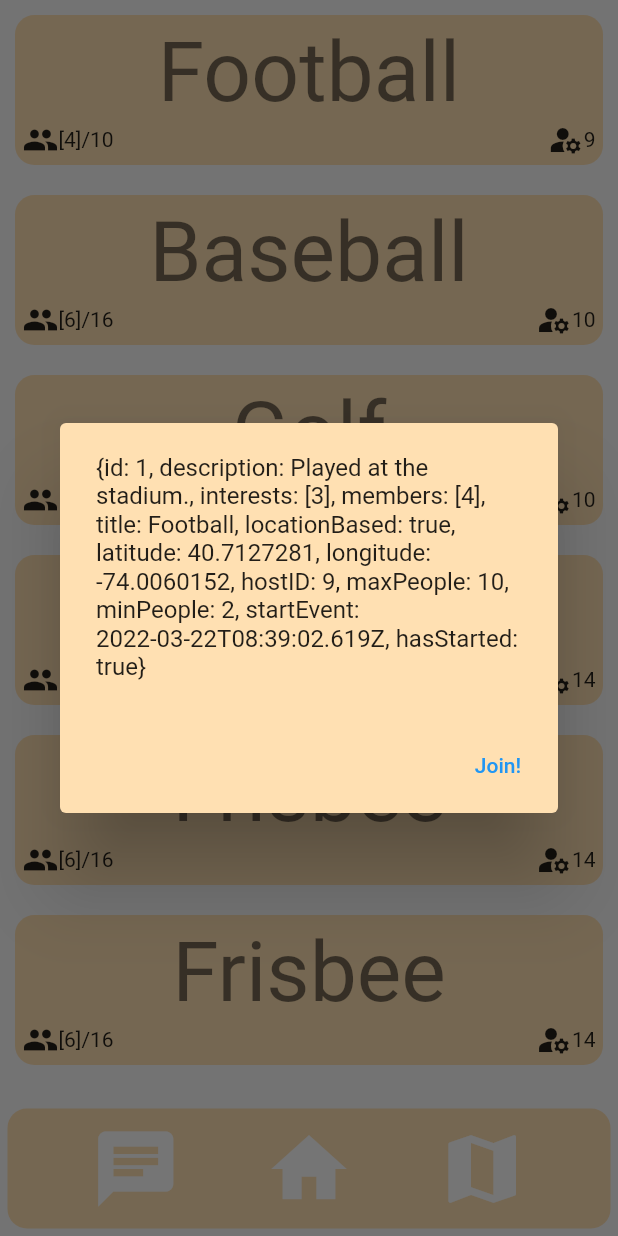
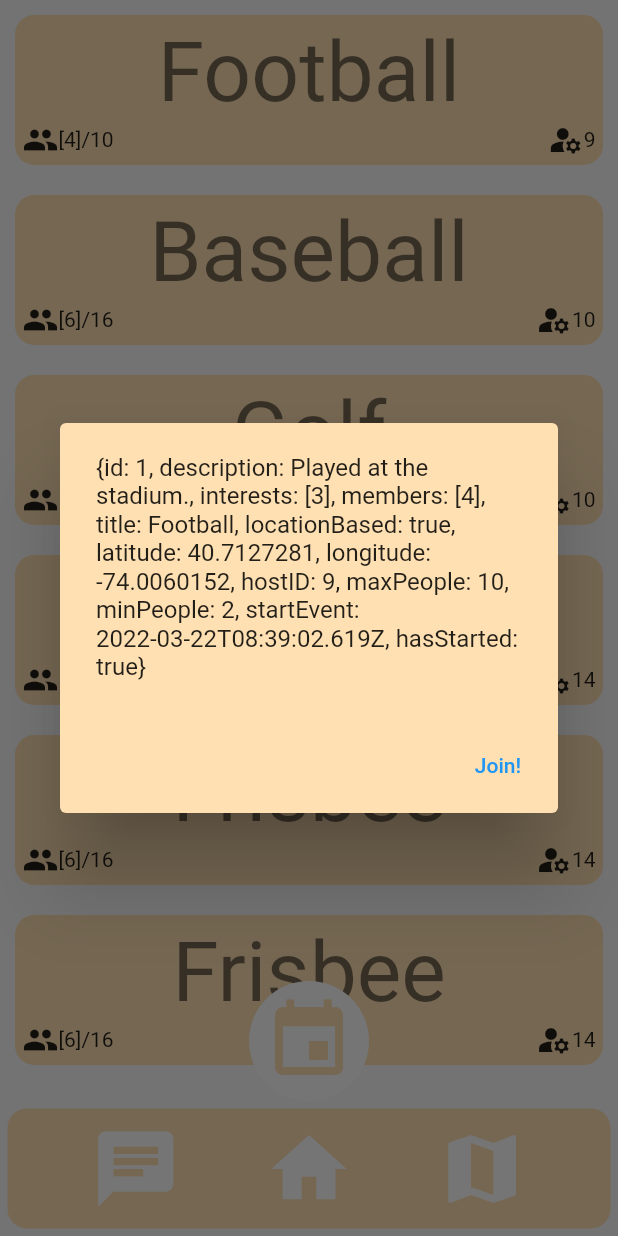
Before and after one commit to InternationalProjectOamk-1/Application, a Flutter app: the screen it shows after launch, after a tap on "Football", on a phone screen of 412 x 824 dp. Run offline on Flutter 3.47's test engine with Material 2 defaults, Android fonts, the phone set to English and light mode, and no system bars.

Commit message:
added create event button

```diff
--- a/lib/components/bottom_bar_item.dart
+++ b/lib/components/bottom_bar_item.dart
@@ -18,8 +18,8 @@ class BottomBarItems extends StatelessWidget {
       onTap: press,
       child: Icon(
         icon,
+        size: 60,
         color: Colors.white,
-        size: 60,
       ),
     );
   }
--- a/lib/views/home_screen.dart
+++ b/lib/views/home_screen.dart
@@ -1,6 +1,7 @@
 import 'package:flutter/material.dart';
 import 'package:mapplication/data/events.dart';
 import 'package:mapplication/widgets/bottom_bar.dart';
+import 'package:mapplication/widgets/create_event.dart';
 import 'package:mapplication/widgets/event_builder.dart';
 
 class HomeScreen extends StatelessWidget {
@@ -10,7 +11,9 @@ class HomeScreen extends StatelessWidget {
   Widget build(BuildContext context) {
     //var size = MediaQuery.of(context).size;
     return Scaffold(
-      bottomNavigationBar: const BottomBar(),
+      bottomNavigationBar: const BottomBar(
+        screen: 2,
+      ),
       body: Stack(
         children: <Widget>[
           SafeArea(
@@ -20,7 +23,8 @@ class HomeScreen extends StatelessWidget {
                 return eventBuilder(context, index);
               },
             ),
-          )
+          ),
+          EventButton(),
         ],
       ),
     );
--- a/lib/widgets/bottom_bar.dart
+++ b/lib/widgets/bottom_bar.dart
@@ -3,8 +3,10 @@ import 'package:mapplication/components/bottom_bar_item.dart';
 import 'package:mapplication/styles/home_style.dart';
 
 class BottomBar extends StatelessWidget {
+  final int screen;
   const BottomBar({
     Key? key,
+    required this.screen,
   }) : super(key: key);
 
   @override
--- /dev/null
+++ b/lib/widgets/create_event.dart
@@ -0,0 +1,95 @@
+import 'package:flutter/material.dart';
+
+class EventButton extends StatelessWidget {
+  const EventButton({
+    Key? key,
+  }) : super(key: key);
+
+  @override
+  Widget build(BuildContext context) {
+    return SafeArea(
+      child: Align(
+        alignment: Alignment.bottomCenter,
+        child: GestureDetector(
+          onTap: () => showDialog(
+            context: context,
+            builder: (_) => AlertDialog(
+              content: Column(
+                mainAxisAlignment: MainAxisAlignment.spaceEvenly,
+                children: const <Widget>[
+                  CreateEventTextField(
+                    name: 'Event title',
+                    icon: Icons.search,
+                  ),
+                  CreateEventTextField(
+                    name: 'Place',
+                    icon: Icons.map,
+                  ),
+                  CreateEventTextField(
+                    name: 'Interests',
+                    icon: Icons.tag,
+                  ),
+                  CreateEventTextField(
+                    name: 'Number of people',
+                    icon: Icons.people,
+                  ),
+                  CreateEventTextField(
+                    name: 'Start of event',
+                    icon: Icons.start,
+                  ),
+                ],
+              ),
+              backgroundColor: Colors.orange[100],
+              actions: [
+                TextButton(
+                  onPressed: () {},
+                  child: const Text("Create event"),
+                ),
+              ],
+            ),
+          ),
+          child: Container(
+            padding: const EdgeInsets.all(10),
+            decoration: BoxDecoration(
+              color: Colors.white,
+              borderRadius: BorderRadius.circular(100),
+            ),
+            child: Icon(
+              Icons.event,
+              size: 60,
+              color: Colors.orange[100],
+            ),
+          ),
+        ),
+      ),
+    );
+  }
+}
+
+class CreateEventTextField extends StatelessWidget {
+  final String name;
+  final IconData icon;
+
+  const CreateEventTextField({
+    Key? key,
+    required this.name,
+    required this.icon,
+  }) : super(key: key);
+
+  @override
+  Widget build(BuildContext context) {
+    return Container(
+      decoration: BoxDecoration(
+        color: Colors.white,
+        borderRadius: BorderRadius.circular(100),
+      ),
+      child: TextField(
+        decoration: InputDecoration(
+          hintText: name,
+          prefixIcon: Icon(icon),
+          border: InputBorder.none,
+        ),
+      ),
+    );
+  }
+}
--- a/lib/widgets/event_builder.dart
+++ b/lib/widgets/event_builder.dart
@@ -1,20 +1,13 @@
 import 'package:flutter/material.dart';
 import 'package:mapplication/data/events.dart';
 import 'package:mapplication/styles/home_style.dart';
+import 'package:mapplication/widgets/event_info.dart';
 
 Padding eventBuilder(BuildContext context, int index) {
   return Padding(
     padding: const EdgeInsets.all(10.0),
     child: GestureDetector(
-      onTap: () => showDialog(
-        context: context,
-        builder: (_) => AlertDialog(
-          content: Text(event_data[index].toString()),
-          backgroundColor: Colors.orange[100],
-          actions: [TextButton(onPressed: () {}, child: const Text("Join!"))],
-        ),
-        barrierDismissible: true,
-      ),
+      onTap: () => EventInfo(context, index),
       child: Container(
         padding: const EdgeInsets.all(5.0),
         decoration: myOrangeCustom,
@@ -43,7 +36,7 @@ Padding eventBuilder(BuildContext context, int index) {
                   ],
                 ),
               ],
-            )
+            ),
           ],
         ),
       ),
--- /dev/null
+++ b/lib/widgets/event_info.dart
@@ -0,0 +1,14 @@
+import 'package:flutter/material.dart';
+import 'package:mapplication/data/events.dart';
+
+Future<dynamic> EventInfo(BuildContext context, int index) {
+  return showDialog(
+    context: context,
+    builder: (_) => AlertDialog(
+      content: Text(event_data[index].toString()),
+      backgroundColor: Colors.orange[100],
+      actions: [TextButton(onPressed: () {}, child: const Text("Join!"))],
+    ),
+    barrierDismissible: true,
+  );
+}
```
Also changed, not shown: lib/loginScreen.dart (+20 -36 lines).
